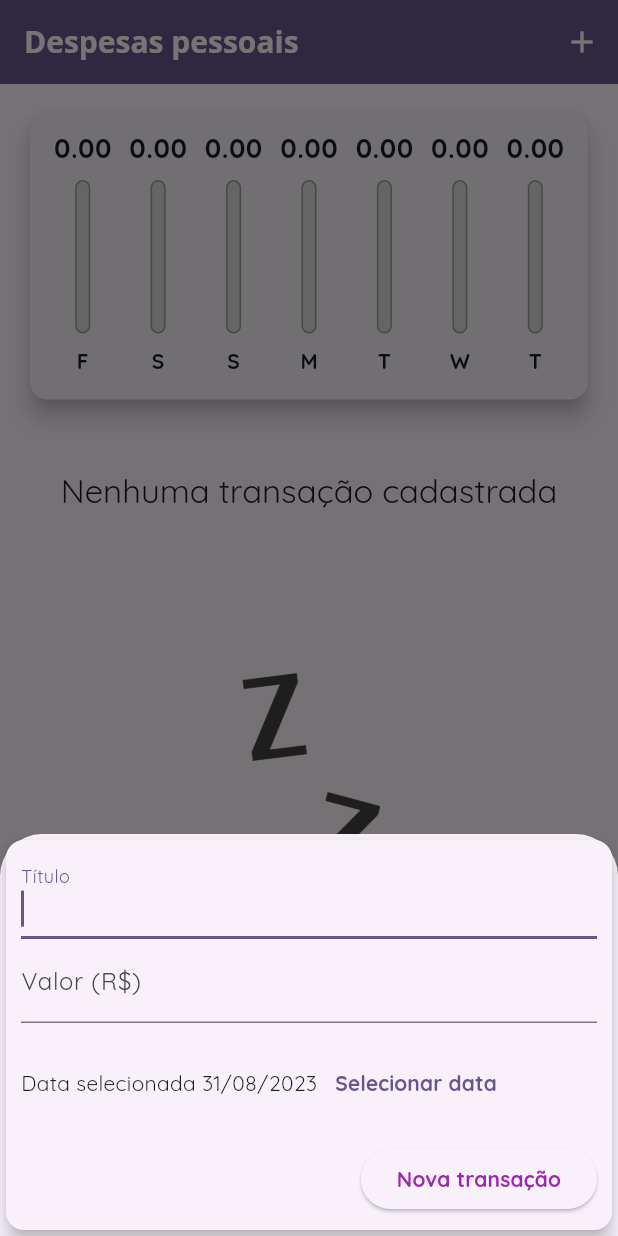
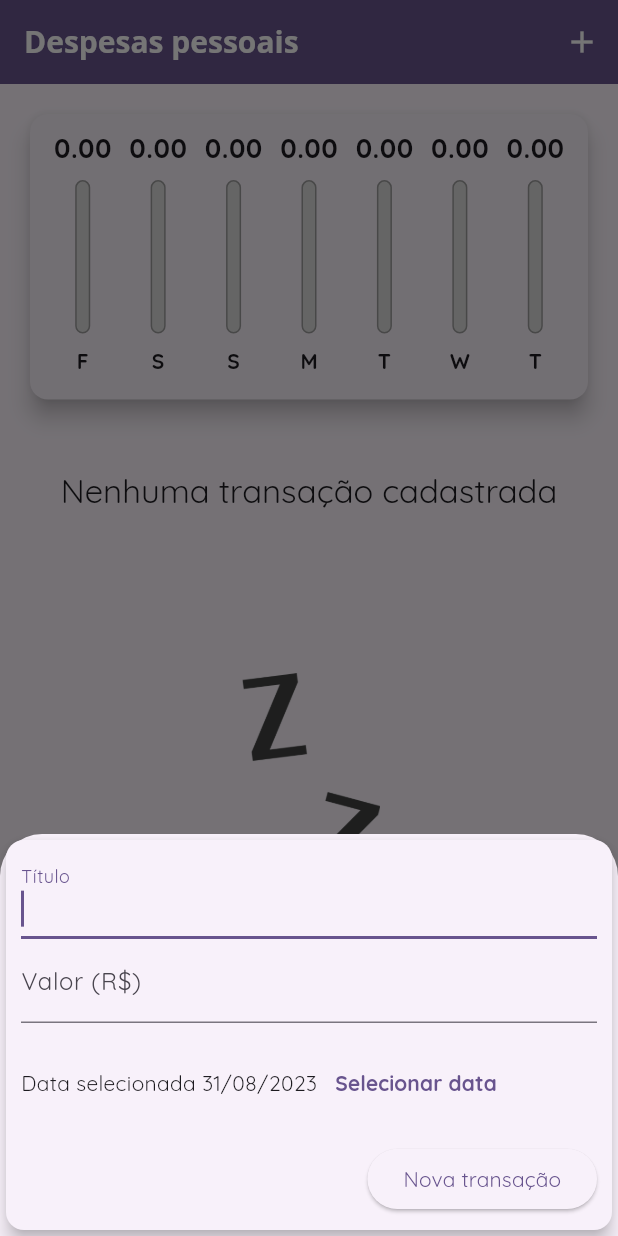
Before and after one commit to WagaoCarvalhoDev/personal_expenses, a Flutter app: the screen it shows after launch, after a tap on "Excluir", after a tap on the "add" icon, on a phone screen of 412 x 824 dp. Run offline on Flutter 3.47's test engine with Material 2 defaults, Android fonts, the phone set to English and light mode, and no system bars.

Commit message:
refactor: adaptive_buton

```diff
--- /dev/null
+++ b/lib/components/adaptive_buton.dart
@@ -0,0 +1,28 @@
+import 'dart:io';
+
+import 'package:flutter/cupertino.dart';
+import 'package:flutter/material.dart';
+
+class AdaptiveButton extends StatelessWidget {
+  const AdaptiveButton({
+    super.key,
+    required this.label,
+    required this.onPressed,
+  });
+
+  final String label;
+  final Function() onPressed;
+
+  @override
+  Widget build(BuildContext context) {
+    return Platform.isIOS
+        ? CupertinoButton(
+            onPressed: onPressed,
+            child: Text(label),
+          )
+        : ElevatedButton(
+            onPressed: onPressed,
+            child: Text(label),
+          );
+  }
+}
--- a/lib/components/transaction_form.dart
+++ b/lib/components/transaction_form.dart
@@ -1,5 +1,6 @@
 import 'package:flutter/material.dart';
 import 'package:intl/intl.dart';
+import 'package:personal_expenses/components/adaptive_buton.dart';
 
 class TransactionForm extends StatefulWidget {
   const TransactionForm({super.key, required this.onSubmit});
@@ -90,15 +91,9 @@ class _TransactionFormState extends State<TransactionForm> {
             Row(
               mainAxisAlignment: MainAxisAlignment.end,
               children: [
-                ElevatedButton(
+                AdaptiveButton(
                   onPressed: _submitForm,
-                  child: const Text(
-                    'Nova transação',
-                    style: TextStyle(
-                      color: Colors.purple,
-                      fontWeight: FontWeight.bold,
-                    ),
-                  ),
+                  label: 'Nova transação',
                 ),
               ],
             ),
```
